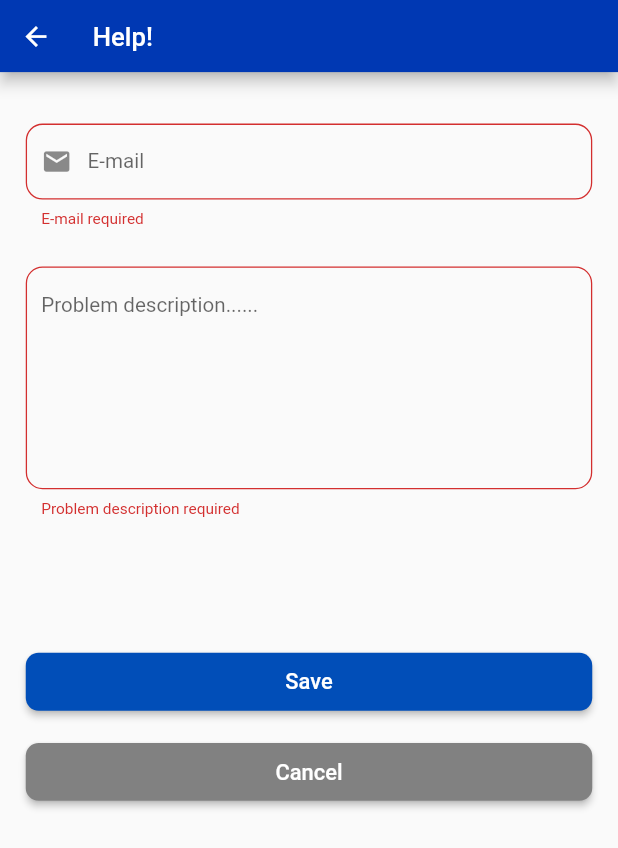
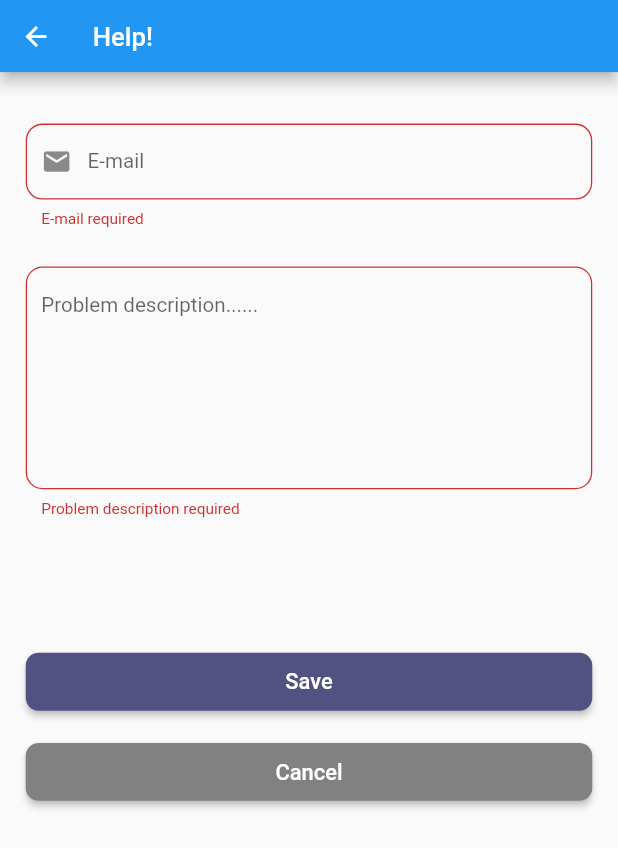
Before and after one commit to mo87654/Driver_App, a Flutter app: the HelpPage screen opened directly, after a tap on "Save", on a phone screen of 412 x 824 dp. Shown: the top 848 px of the screen. Run offline on Flutter 3.47's test engine with Material 2 defaults, Android fonts, the phone set to English and light mode, and no system bars; our stand-ins replace cloud_firestore, country_picker, firebase_auth, firebase_core, flutter_spinkit, image_picker and 1 more; accounts and stored records are empty.

Commit message:
pass&helpChange11

```diff
--- a/lib/modules/help screen/help_screen.dart
+++ b/lib/modules/help screen/help_screen.dart
@@ -1,8 +1,13 @@
+
 import 'package:flutter/material.dart';
-import '../../../shared/components/colors.dart';
-import '../my account screen/My_account.dart';
+import '../../../shared/component/colors.dart';
+import 'package:cloud_firestore/cloud_firestore.dart';
+
+
 class HelpPage extends StatelessWidget {
   var formkey = GlobalKey<FormState>();
+  TextEditingController _controllerEmail = TextEditingController();
+  TextEditingController _controllerProblem = TextEditingController();
   Widget build(BuildContext context) {
     return Scaffold(
 
@@ -10,11 +15,11 @@
       appBar:AppBar(
         leading:  IconButton(icon:  Icon(Icons.arrow_back),
           onPressed: () {
-          Navigator.pop(context);
+            Navigator.pop(context);
           },
         ),
         title: Text ('Help!'),
-        backgroundColor: appColor(),
+        backgroundColor: color(),
       ),
       body: SingleChildScrollView(
         child: Form(
@@ -26,6 +31,7 @@
                 padding: EdgeInsets.fromLTRB(20, 0, 20, 0),
                 //width: 300.0,
                 child: TextFormField(
+                  controller: _controllerEmail,
                   keyboardType: TextInputType.emailAddress,
                   validator: (value)
                   {
@@ -58,6 +64,7 @@
                 height: 300,
 
                 child: TextFormField(
+                  controller: _controllerProblem,
                   maxLines: 7,
                   validator: (value)
                   {
@@ -86,11 +93,21 @@
                 padding: const EdgeInsetsDirectional.only(start: 20,end: 20),
                 child: MaterialButton(
                   onPressed: (){
+                    Map<String,String> dataToSave={
+                      'Email':_controllerEmail.text ,
+                      'ProblemDescription' :_controllerProblem.text
+
+                    };
+
+                    FirebaseFirestore.instance.collection('problems').add(dataToSave);
+                    //FirebaseAuth.instance.confirmPasswordReset(code: code, newPassword: newPassword)u;
+
                     if (formkey.currentState!.validate())
                     {
 
                     }
                   },
+
                   child:Text(
                     'Save',
                     style: TextStyle(
@@ -100,12 +117,13 @@
                     ),
 
                   ),
-                  color: Color(0xff014EB8),
+                  color: Color(0xff515281),
                   shape:RoundedRectangleBorder (
                     borderRadius: BorderRadius.circular (10.0), ),
 
 
                 ),
+
               ),
               SizedBox(
                 height: 25,
@@ -137,8 +155,12 @@
             ],
           ),
         ),
+
       ),
+
 
     );
   }
+
+  color() {}
 }
--- a/pubspec.yaml
+++ b/pubspec.yaml
@@ -38,7 +38,7 @@
   firebase_core: ^2.7.0
   firebase_auth: ^4.2.9
   flutter_spinkit:
-  cloud_firestore: ^4.4.4
+  cloud_firestore: ^4.4.5
   timer_count_down: ^2.2.2
   country_picker: ^2.0.20
   responsive_framework: ^0.2.0
```
Also changed, not shown: lib/modules/change password screen/change_password.dart (+109 -56 lines), pubspec.lock.
